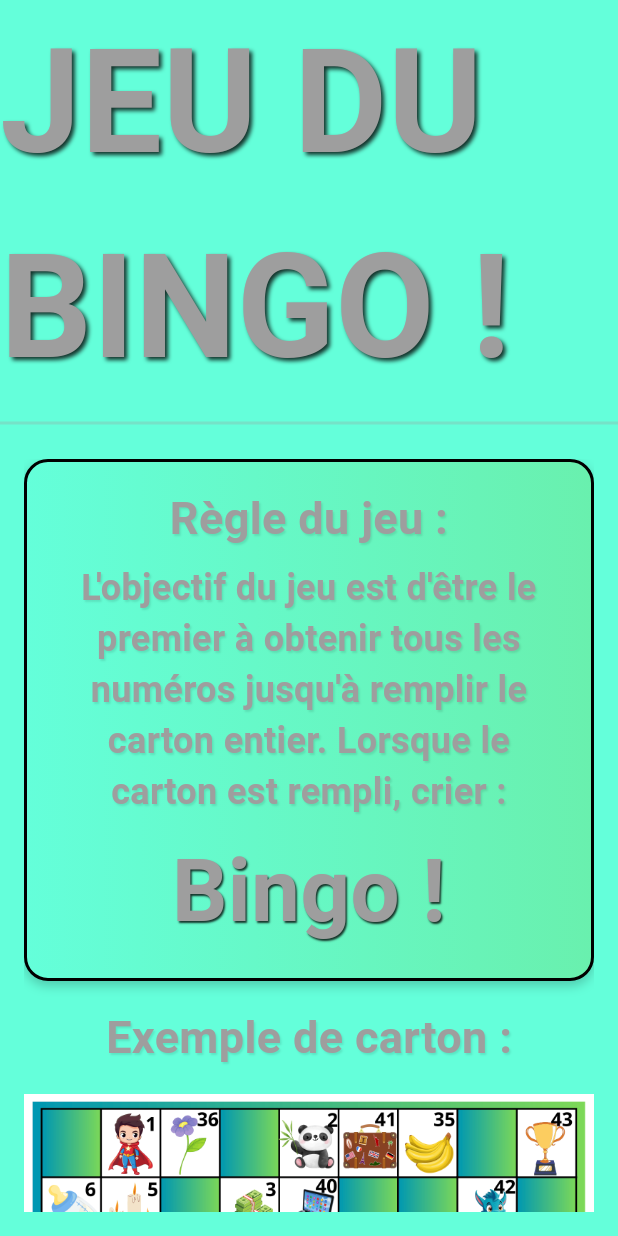
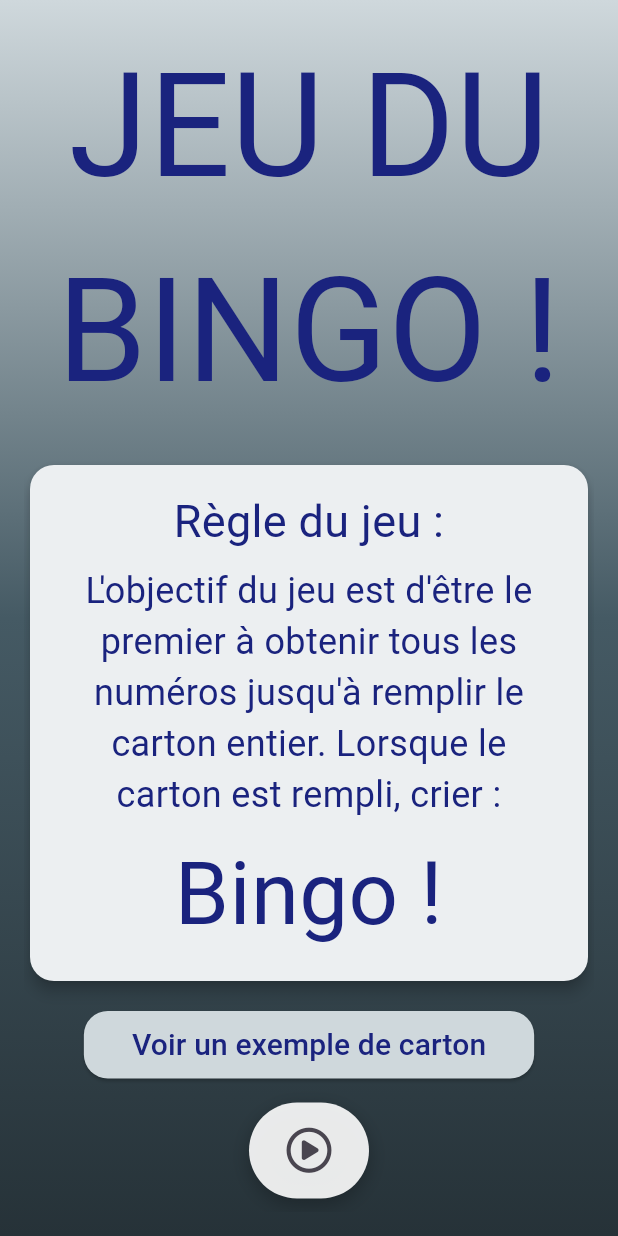
Before and after one commit to NayMak/loto_mks, a Flutter app: the screen it shows after launch, on a phone screen of 412 x 824 dp. Run offline on Flutter 3.47's test engine with Material 3 defaults, Android fonts, the phone set to English and light mode, and no system bars; our stand-ins replace font_awesome_flutter, google_fonts, just_audio.

Commit message:
relooking 1.5

```diff
--- a/lib/view/home/home_page.dart
+++ b/lib/view/home/home_page.dart
@@ -1,7 +1,9 @@
 import 'package:flutter/material.dart';
 import 'package:font_awesome_flutter/font_awesome_flutter.dart';
+import 'package:google_fonts/google_fonts.dart';
+import 'package:loto_mks/components/floating_toolbar.dart';
+import 'package:loto_mks/models/toolbar_button.dart';
 import 'package:loto_mks/provider/loto_provider.dart';
-import 'package:loto_mks/view/loto/circle_button.dart';
 import 'package:loto_mks/view/loto/loto_page.dart' show LotoPage;
 import 'package:provider/provider.dart';
 
@@ -13,139 +15,174 @@ class HomePage extends StatelessWidget {
   @override
   Widget build(BuildContext context) {
     return Scaffold(
-      backgroundColor: Colors.tealAccent,
       body: ChangeNotifierProvider.value(
         value: LotoProvider(),
         child: Consumer<LotoProvider>(
           builder: (BuildContext context, provider, Widget? child) {
-            return Center(
+            return Container(
+              decoration: BoxDecoration(
+                gradient: LinearGradient(
+                  colors: [
+                    Color(0xFFCFD8DC),
+                    Color(0xFF455A64),
+                    Color(0xFF263238),
+                  ],
+                  begin: Alignment.topCenter,
+                  end: Alignment.bottomCenter,
+                ),
+              ),
+              child: Padding(
+                padding: const EdgeInsets.all(16.0),
+                child: ListView(
+                  padding: EdgeInsets.zero,
+                  children: [
+                    Text(
+                      'JEU DU BINGO !',
+                      style: GoogleFonts.luckiestGuy(
+                        fontSize: 96,
+                        color: Color(0xFF1A237E),
+                      ),
+                      textAlign: TextAlign.center,
+                    ),
+                    SizedBox(height: 16),
+                    Card(
+                      color: Color(0xFFECEFF1),
+                      shape: RoundedRectangleBorder(
+                        borderRadius: BorderRadius.circular(16),
+                      ),
+                      elevation: 4,
+                      child: Padding(
+                        padding: const EdgeInsets.all(16.0),
                         child: Column(
                           children: [
                             Text(
-                    'JEU DU BINGO !',
-                    style: TextStyle(
-                      fontSize: 96,
-                      fontWeight: FontWeight.bold,
-                      color: Colors.grey,
-                      shadows: [
-                        Shadow(
-                          offset: Offset(2.0, 2.0),
-                          blurRadius: 3.0,
-                          color: Colors.black.withValues(alpha: 0.8),
-                        ),
-                      ],
-                    ),
-                  ),
-                  Divider(
-                    color: Colors.grey.withValues(alpha: 0.3),
-                    thickness: 2,
-                  ),
-                  Expanded(
-                    child: Padding(
-                      padding: const EdgeInsets.all(16.0),
-                      child: SingleChildScrollView(
-                        child: Column(
-                          spacing: 16,
-                          children: [
-                            Container(
-                              padding: const EdgeInsets.all(16.0),
-                              decoration: BoxDecoration(
-                                borderRadius: BorderRadius.circular(16),
-                                border: Border.all(
-                                  color: Colors.black,
-                                  width: 2,
-                                ),
-                                gradient: LinearGradient(
-                                  colors: [
-                                    Colors.tealAccent,
-                                    Colors.greenAccent,
-                                  ],
-                                ),
-                                boxShadow: [
-                                  BoxShadow(
-                                    color: Colors.black.withValues(alpha: 0.2),
-                                    spreadRadius: 0,
-                                    blurRadius: 5,
-                                    offset: Offset(0, 3),
-                                  ),
-                                ],
-                              ),
-                              child: Column(
-                                spacing: 8,
-                                children: [
-                                  Text(
                               'Règle du jeu :',
-                                    style: TextStyle(
+                              style: GoogleFonts.luckiestGuy(
                                 fontSize: 30,
-                                      fontWeight: FontWeight.bold,
-                                      color: Colors.grey,
-                                      shadows: [
-                                        Shadow(
-                                          offset: Offset(1, 1),
-                                          blurRadius: 1.0,
-                                          color: Colors.black
-                                              .withValues(alpha: 0.1),
-                                        ),
-                                      ],
+                                color: Color(0xFF1A237E),
                               ),
                               textAlign: TextAlign.center,
                             ),
+                            SizedBox(height: 8),
                             Text(
                               "L'objectif du jeu est d'être le premier à obtenir tous les numéros jusqu'à remplir le carton entier. Lorsque le carton est rempli, crier :",
-                                    style: TextStyle(
+                              style: GoogleFonts.luckiestGuy(
                                 fontSize: 24,
-                                      fontWeight: FontWeight.bold,
-                                      color: Colors.grey,
-                                      shadows: [
-                                        Shadow(
-                                          offset: Offset(1, 1),
-                                          blurRadius: 1.0,
-                                          color: Colors.black
-                                              .withValues(alpha: 0.1),
-                                        ),
-                                      ],
+                                color: Color(0xFF1A237E),
                               ),
                               textAlign: TextAlign.center,
                             ),
+                            SizedBox(height: 8),
                             Text(
                               'Bingo !',
-                                    style: TextStyle(
+                              style: GoogleFonts.luckiestGuy(
                                 fontSize: 58,
-                                      fontWeight: FontWeight.bold,
-                                      color: Colors.grey,
-                                      shadows: [
-                                        Shadow(
-                                          offset: Offset(1, 1),
-                                          blurRadius: 1.0,
-                                          color: Colors.black
-                                              .withValues(alpha: 0.8),
-                                        ),
-                                      ],
+                                color: Color(0xFF1A237E),
                               ),
                               textAlign: TextAlign.center,
                             ),
                           ],
                         ),
                       ),
+                    ),
+                    SizedBox(height: 16),
+
+                    Center(
+                      child: ElevatedButton(
+                        onPressed: () {
+                          showDialog(
+                            context: context,
+                            builder: (BuildContext context) {
+                              return AlertDialog(
+                                shape: RoundedRectangleBorder(
+                                  borderRadius: BorderRadius.circular(16),
+                                ),
+                                content: SingleChildScrollView(
+                                  child: Column(
+                                    mainAxisSize: MainAxisSize.min,
+                                    children: [
                                       Text(
                                         'Exemple de carton :',
-                              style: TextStyle(
-                                fontSize: 30,
-                                fontWeight: FontWeight.bold,
-                                color: Colors.grey,
-                                shadows: [
-                                  Shadow(
-                                    offset: Offset(1, 1),
-                                    blurRadius: 1.0,
-                                    color: Colors.black.withValues(alpha: 0.1),
+                                        style: GoogleFonts.luckiestGuy(
+                                          fontSize: 24,
+                                          color: Color(0xFF1A237E),
+                                        ),
+                                        textAlign: TextAlign.center,
+                                      ),
+                                      SizedBox(height: 16),
+                                      Card(
+                                        shape: RoundedRectangleBorder(
+                                          borderRadius:
+                                              BorderRadius.circular(16),
+                                        ),
+                                        elevation: 4,
+                                        child: Padding(
+                                          padding: const EdgeInsets.all(8.0),
+                                          child: Image.asset(
+                                            'assets/grids/grid-exemple.png',
+                                            fit: BoxFit.contain,
+                                          ),
+                                        ),
                                       ),
                                     ],
                                   ),
                                 ),
-                            Image.asset(
-                              'assets/grids/grid-exemple.png',
+                                actions: [
+                                  ElevatedButton(
+                                    onPressed: () {
+                                      Navigator.of(context).pop();
+                                    },
+                                    style: ElevatedButton.styleFrom(
+                                      padding: EdgeInsets.symmetric(
+                                          horizontal: 12, vertical: 8),
+                                      minimumSize: Size(0, 0),
+                                      tapTargetSize:
+                                          MaterialTapTargetSize.shrinkWrap,
+                                      shape: RoundedRectangleBorder(
+                                        borderRadius: BorderRadius.circular(16),
                                       ),
-                            CircleButton(
+                                    ),
+                                    child: Padding(
+                                      padding: const EdgeInsets.all(8.0),
+                                      child: Text(
+                                        'Fermer',
+                                        style: GoogleFonts.luckiestGuy(
+                                          fontSize: 14,
+                                          color: Color(0xFF1A237E),
+                                        ),
+                                      ),
+                                    ),
+                                  ),
+                                ],
+                              );
+                            },
+                          );
+                        },
+                        style: ElevatedButton.styleFrom(
+                          backgroundColor: Color(0xFFCFD8DC),
+                          tapTargetSize: MaterialTapTargetSize.shrinkWrap,
+                          shape: RoundedRectangleBorder(
+                            borderRadius: BorderRadius.circular(16),
+                          ),
+                        ),
+                        child: Padding(
+                          padding: const EdgeInsets.all(8.0),
+                          child: Text(
+                            'Voir un exemple de carton',
+                            style: GoogleFonts.luckiestGuy(
+                              fontSize: 20,
+                              color: Color(0xFF1A237E),
+                            ),
+                          ),
+                        ),
+                      ),
+                    ),
+
+                    SizedBox(height: 16),
+
+                    FloatingToolbar(
+                      buttons: [
+                        ToolbarButtonData(
                           icon: FontAwesomeIcons.circlePlay,
                           onPressed: () {
                             Navigator.push(
@@ -156,27 +193,20 @@ class HomePage extends StatelessWidget {
                             );
                           },
                         ),
+                      ],
+                    ),
+
+                    SizedBox(height: 16),
                     Text(
                       'Jeu réalisé par Émile Makusa et Cedric Willem',
-                              style: TextStyle(
+                      style: GoogleFonts.luckiestGuy(
                         fontSize: 20,
-                                fontWeight: FontWeight.bold,
-                                color: Colors.grey,
-                                shadows: [
-                                  Shadow(
-                                    offset: Offset(1, 1),
-                                    blurRadius: 1.0,
-                                    color: Colors.black.withValues(alpha: 0.1),
+                        color: Colors.white,
+                      ),
+                      textAlign: TextAlign.center,
                     ),
                   ],
                 ),
-                            ),
-                          ],
-                        ),
-                      ),
-                    ),
-                  ),
-                ],
               ),
             );
           },
--- a/lib/view/loto/loto_page.dart
+++ b/lib/view/loto/loto_page.dart
@@ -165,7 +165,15 @@ class _LotoPageState extends State<LotoPage> {
             );
           },
         ),
-        floatingActionButton: BingoButton(),
+        floatingActionButton: Consumer<LotoProvider>(
+          builder: (context, provider, child) {
+            if (provider.isGameStarted) {
+              return BingoButton();
+            } else {
+              return SizedBox.shrink();
+            }
+          },
+        ),
       ),
     );
   }
```
Lines whose indentation alone changed are shown as unchanged.
